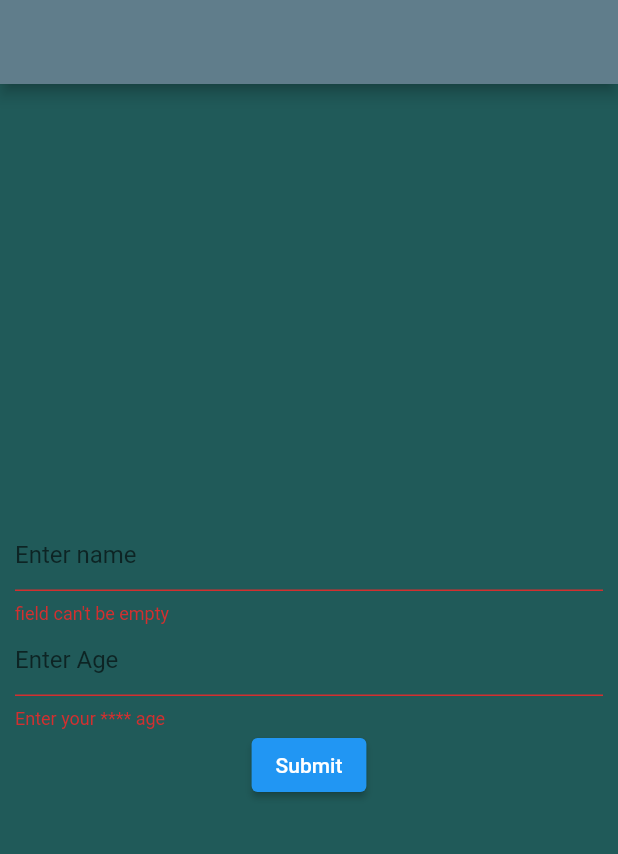
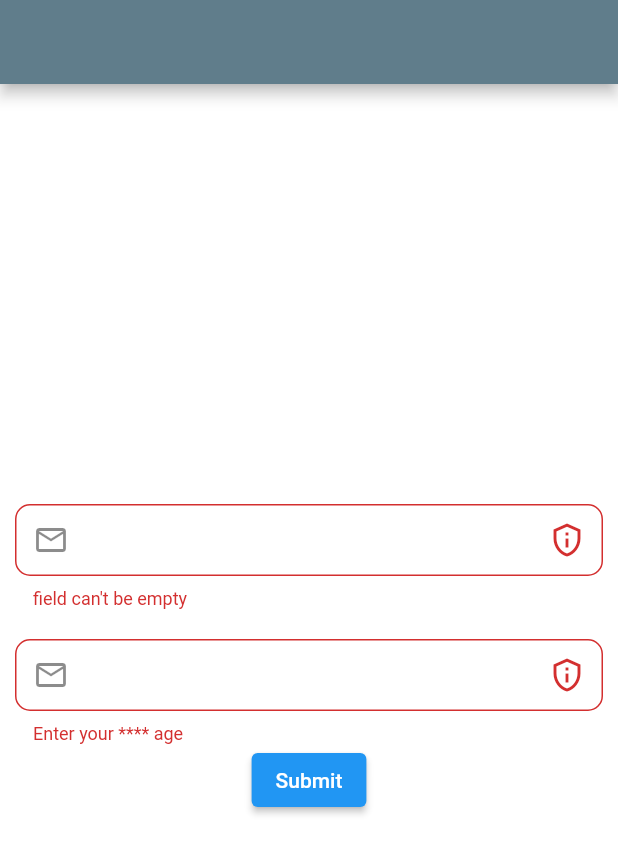
Before and after one commit to ASM-FAHIM/validate_Textformfield, a Flutter app: the screen it shows after launch, after a tap on "Submit", on a phone screen of 412 x 824 dp. Shown: the top 854 px of the screen. Run offline on Flutter 3.47's test engine with Material 2 defaults, Android fonts, the phone set to English and light mode, and no system bars; our stand-ins replace geocoding, geolocator.

Commit message:
textform field updated

```diff
--- a/lib/textformfield_validate.dart
+++ b/lib/textformfield_validate.dart
@@ -15,7 +15,8 @@ class _HomePage1State extends State<HomePage1> {
   @override
   Widget build(BuildContext context) {
     return Scaffold(
-      backgroundColor: Color(0xff205a59),
+      // backgroundColor: Color(0xff205a59),
+      backgroundColor: Colors.white,
       appBar: AppBar(),
       body: Form(
         key: _formKey,
@@ -33,9 +34,12 @@ class _HomePage1State extends State<HomePage1> {
                   } else if (value.isNotEmpty && value.length < 3) {
                     return "too short name";
                   } else {
-                    return "field can\'t be empty";
+                    return "field can't be empty";
                   }
                 },
+              ),
+              const SizedBox(
+                height: 20,
               ),
               ReusableF(
                 hintText: "Enter Age",
--- a/lib/widgets.dart
+++ b/lib/widgets.dart
@@ -8,11 +8,37 @@ class ReusableF extends StatelessWidget {
 
   @override
   Widget build(BuildContext context) {
-    return TextFormField(
-      decoration: InputDecoration(
-        hintText: hintText,
+    return SizedBox(
+      height: 70,
+      child: TextFormField(
+        decoration: InputDecoration(
+          prefixIcon: Icon(Icons.email_outlined),
+          suffixIcon: Icon(Icons.privacy_tip_outlined),
+          hintText: hintText,
+          labelText: "Email",
+          labelStyle: TextStyle(
+              fontSize: 20, fontWeight: FontWeight.bold, color: Colors.white),
+          filled: true,
+          fillColor: Colors.white,
+          // focusedBorder: OutlineInputBorder(
+          //     borderRadius: BorderRadius.circular(20.0),
+          //     borderSide:
+          //         BorderSide(color: Colors.deepOrangeAccent, width: 2.5)),
+          border: OutlineInputBorder(
+            borderRadius: BorderRadius.circular(10.0),
+          ),
+          // enabled: true,
+          enabledBorder: OutlineInputBorder(
+            borderRadius: BorderRadius.circular(10.0),
+            borderSide: BorderSide(color: Color(0xff205a59), width: 1),
+          ),
+          // disabledBorder: OutlineInputBorder(
+          //   borderRadius: BorderRadius.circular(10.0),
+          //   borderSide: BorderSide(color: Colors.green, width: 5),
+          // ),
+        ),
+        validator: validator,
       ),
-      validator: validator,
     );
   }
 }
```
